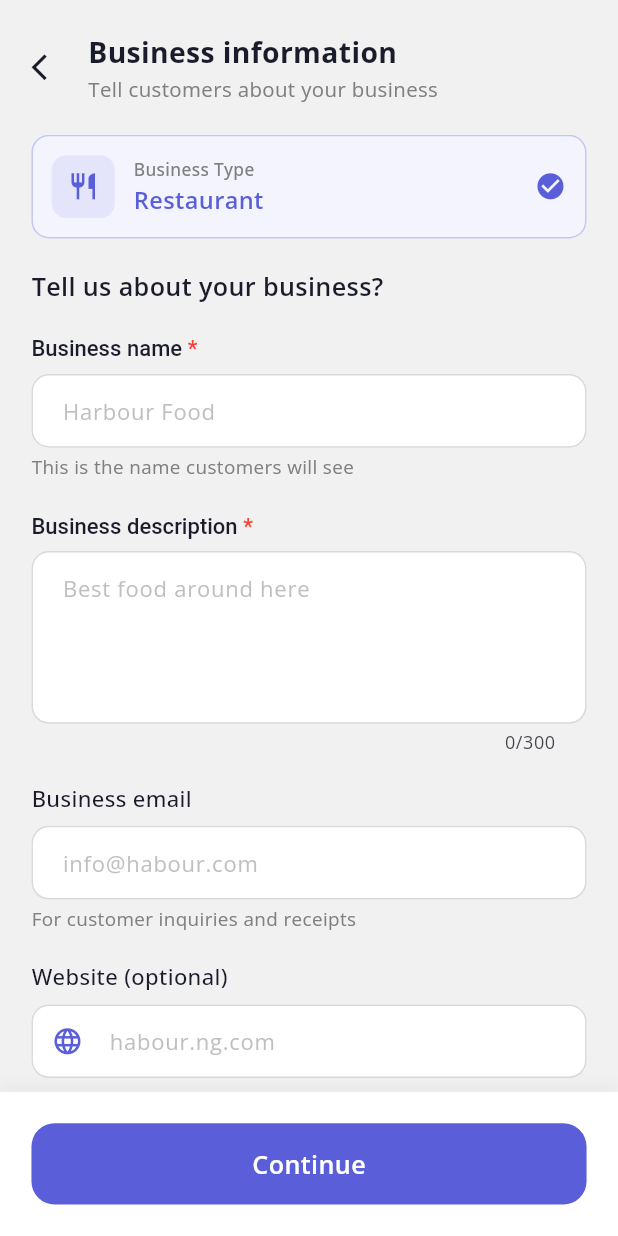
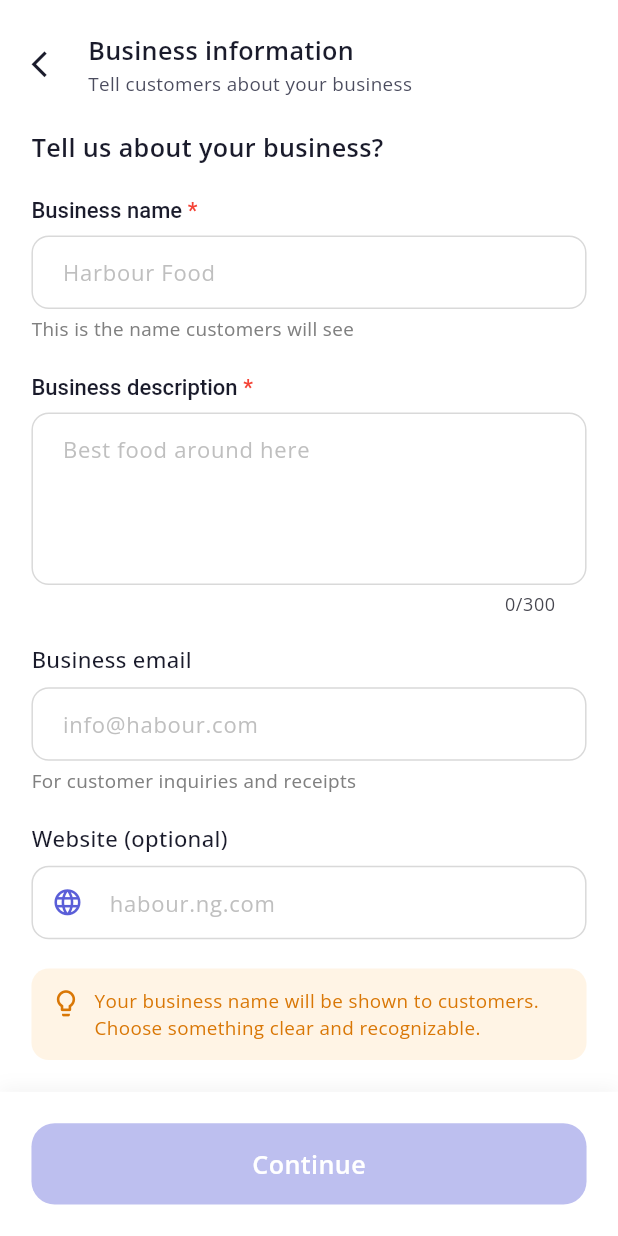
Before and after one commit to johnilizy17/quickli_vendor, a Flutter app: the BusinessTypeSelectionView screen opened directly, after a tap on "Restaurant", after a tap on "Continue", on a phone screen of 412 x 824 dp. Run offline on Flutter 3.47's test engine with Material 3 defaults, Android fonts, the phone set to English and light mode, and no system bars; our stand-ins replace camera, country_picker, dio, flutter_screenutil, flutter_svg, geolocator and 8 more; accounts and stored records are empty; network calls fail.

Commit message:
feat: disable continue button when required fields are empty in business details
- Added isBusinessDetailsValid observable to track form validation
- Button is now disabled (40% opacity) when business name or description is empty
- Added listeners to businessNameController and descriptionController
- Prevents user from proceeding without filling required fields
- Improves UX with visual feedback

```diff
--- a/lib/app/modules/auth/controllers/business_info_controller.dart
+++ b/lib/app/modules/auth/controllers/business_info_controller.dart
@@ -40,6 +40,9 @@ class BusinessInfoController extends GetxController {
   final isSubmitting = false.obs;
   final isLoading = false.obs;
 
+  // Form validation for business details
+  final isBusinessDetailsValid = false.obs;
+
   // Location fields with map support
   final currentLat = 6.4281.obs;
   final currentLng = 3.4219.obs;
@@ -66,6 +69,17 @@ class BusinessInfoController extends GetxController {
     super.onInit();
     loadSavedData();
     _initializeLocation();
+
+    // Add listeners for business details validation
+    businessNameController.addListener(_validateBusinessDetails);
+    descriptionController.addListener(_validateBusinessDetails);
+  }
+
+  void _validateBusinessDetails() {
+    final isNameFilled = businessNameController.text.trim().isNotEmpty;
+    final isDescriptionFilled = descriptionController.text.trim().isNotEmpty;
+
+    isBusinessDetailsValid.value = isNameFilled && isDescriptionFilled;
   }
 
   Future<void> _initializeLocation() async {
--- a/lib/app/modules/auth/views/business_details_step_view.dart
+++ b/lib/app/modules/auth/views/business_details_step_view.dart
@@ -10,7 +10,7 @@ class BusinessDetailsStepView extends GetView<BusinessInfoController> {
   @override
   Widget build(BuildContext context) {
     return Scaffold(
-      backgroundColor: ColorConstant.lightestGrey,
+      backgroundColor: ColorConstant.white,
       body: Column(
         children: [
           // Header with SafeArea
@@ -35,8 +35,8 @@ class BusinessDetailsStepView extends GetView<BusinessInfoController> {
                         Text(
                           'Business information',
                           style: TextStyle(
-                            fontSize: 18.sp,
-                            fontWeight: FontWeight.w700,
+                            fontSize: 16.sp,
+                            fontWeight: FontWeight.w600,
                             color: ColorConstant.samantic,
                           ),
                         ),
@@ -44,8 +44,8 @@ class BusinessDetailsStepView extends GetView<BusinessInfoController> {
                         Text(
                           'Tell customers about your business',
                           style: TextStyle(
-                            fontSize: 13.sp,
-                            color: ColorConstant.darkGrey,
+                            fontSize: 12.sp,
+                            color: ColorConstant.black,
                           ),
                         ),
                       ],
@@ -63,72 +63,6 @@ class BusinessDetailsStepView extends GetView<BusinessInfoController> {
                 crossAxisAlignment: CrossAxisAlignment.start,
                 children: [
                   // Display selected business type
-                  Obx(() => controller.selectedBusinessCategory.value.isNotEmpty
-                      ? Container(
-                          padding: EdgeInsets.all(12.w),
-                          margin: EdgeInsets.only(bottom: 20.h),
-                          decoration: BoxDecoration(
-                            color: ColorConstant.fadedPurpleAccent,
-                            borderRadius: BorderRadius.circular(12.r),
-                            border: Border.all(
-                              color: ColorConstant.brandColor.withOpacity(0.3),
-                              width: 1,
-                            ),
-                          ),
-                          child: Row(
-                            children: [
-                              Container(
-                                width: 40.w,
-                                height: 40.w,
-                                decoration: BoxDecoration(
-                                  color: ColorConstant.brandColor.withOpacity(0.1),
-                                  borderRadius: BorderRadius.circular(10.r),
-                                ),
-                                child: Icon(
-                                  controller.selectedBusinessCategory.value == 'restaurant'
-                                      ? Icons.restaurant_outlined
-                                      : Icons.shopping_basket_outlined,
-                                  color: ColorConstant.brandColor,
-                                  size: 20.sp,
-                                ),
-                              ),
-                              SizedBox(width: 12.w),
-                              Expanded(
-                                child: Column(
-                                  crossAxisAlignment: CrossAxisAlignment.start,
-                                  children: [
-                                    Text(
-                                      'Business Type',
-                                      style: TextStyle(
-                                        fontSize: 11.sp,
-                                        color: ColorConstant.darkGrey,
-                                        fontWeight: FontWeight.w500,
-                                      ),
-                                    ),
-                                    SizedBox(height: 2.h),
-                                    Text(
-                                      controller.selectedBusinessCategory.value == 'restaurant'
-                                          ? 'Restaurant'
-                                          : 'Grocery / Supermarket',
-                                      style: TextStyle(
-                                        fontSize: 15.sp,
-                                        fontWeight: FontWeight.w600,
-                                        color: ColorConstant.brandColor,
-                                      ),
-                                    ),
-                                  ],
-                                ),
-                              ),
-                              Icon(
-                                Icons.check_circle,
-                                color: ColorConstant.brandColor,
-                                size: 20.sp,
-                              ),
-                            ],
-                          ),
-                        )
-                      : const SizedBox.shrink()),
-
                   Text(
                     'Tell us about your business?',
                     style: TextStyle(
@@ -442,16 +376,20 @@ class BusinessDetailsStepView extends GetView<BusinessInfoController> {
               ),
             ],
           ),
-        child: Obx(() => GestureDetector(
-          onTap: controller.isLoading.value
+        child: Obx(() {
+          final isDisabled = !controller.isBusinessDetailsValid.value ||
+                           controller.isLoading.value;
+
+          return GestureDetector(
+            onTap: isDisabled
                 ? null
                 : () => controller.saveBusinessDetailsAndContinue(),
             child: Container(
               width: double.infinity,
               height: 56.h,
               decoration: BoxDecoration(
-              color: controller.isLoading.value
-                  ? ColorConstant.brandColor.withOpacity(0.6)
+                color: isDisabled
+                    ? ColorConstant.brandColor.withOpacity(0.4)
                     : ColorConstant.brandColor,
                 borderRadius: BorderRadius.circular(16.r),
               ),
@@ -474,7 +412,8 @@ class BusinessDetailsStepView extends GetView<BusinessInfoController> {
                       ),
                     ),
             ),
-        )),
+          );
+        }),
         ),
       ),
     );
```
Lines whose indentation alone changed are shown as unchanged.
